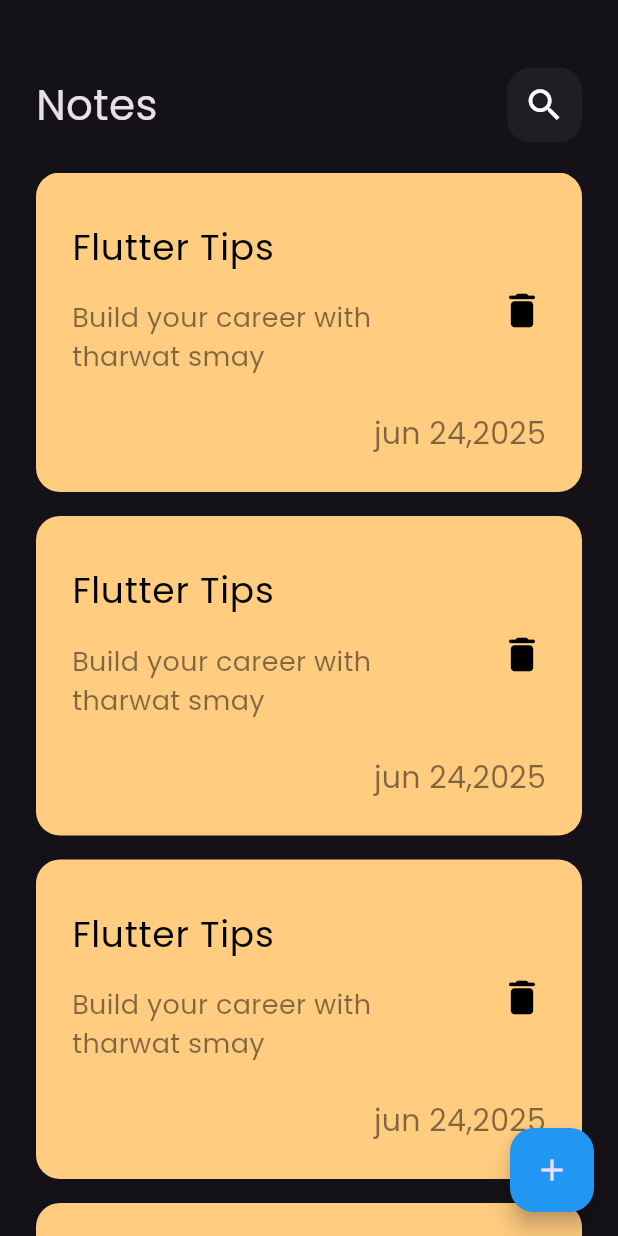
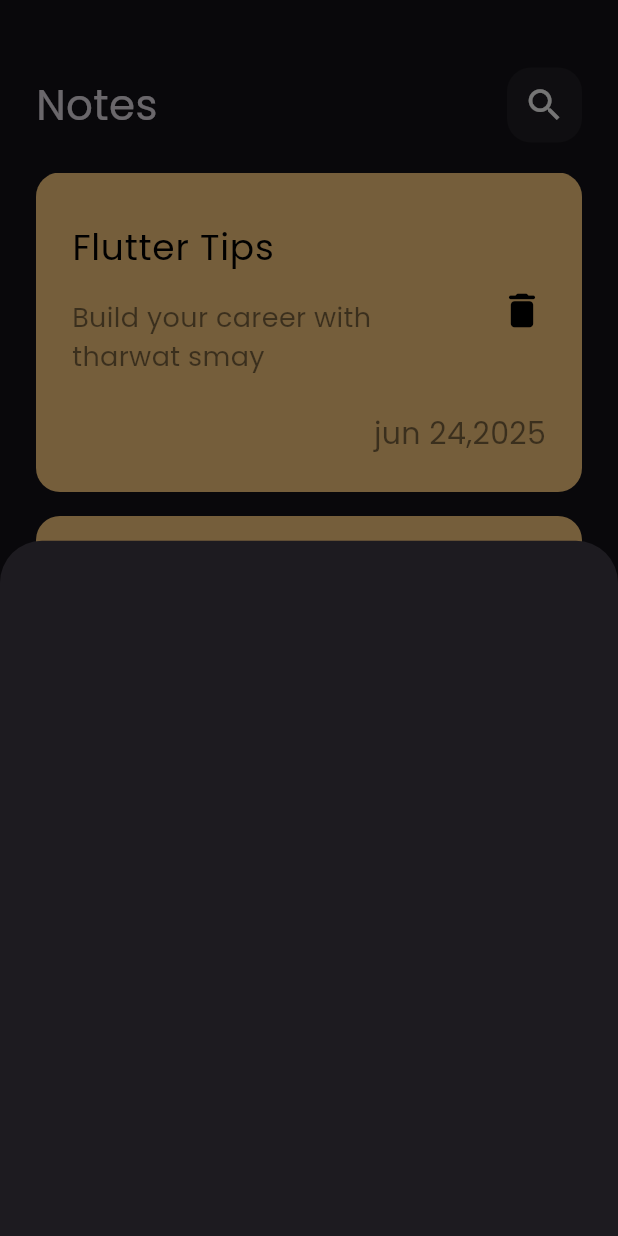
Before and after one commit to a7med287/notes, a Flutter app: the screen it shows after launch, after a tap on the "add" icon, on a phone screen of 412 x 824 dp. Run offline on Flutter 3.47's test engine with Material 3 defaults, Android fonts, the phone set to English and light mode, and no system bars.

Commit message:
add modal bottom sheet

```diff
--- a/lib/views/notes_view.dart
+++ b/lib/views/notes_view.dart
@@ -1,4 +1,5 @@
 import 'package:flutter/material.dart';
+import 'package:notes_app/views/widgets/add_note_bottom_sheet.dart';
 import 'package:notes_app/views/widgets/notes_body.dart';
 
 class NotesView extends StatelessWidget {
@@ -9,7 +10,11 @@ class NotesView extends StatelessWidget {
     return Scaffold(
       body: NotesViewBody(),
       floatingActionButton: FloatingActionButton(
-        onPressed: () {},
+        onPressed: () {
+          showModalBottomSheet(context: context, builder: (context) {
+            return AddNoteBottomSheet();
+          },);
+        },
         backgroundColor: Colors.blue,
         child:  Icon(Icons.add),
       ),
--- /dev/null
+++ b/lib/views/widgets/add_note_bottom_sheet.dart
@@ -0,0 +1,11 @@
+import 'package:flutter/material.dart';
+class AddNoteBottomSheet extends StatelessWidget {
+  const AddNoteBottomSheet({
+    super.key,
+  });
+
+  @override
+  Widget build(BuildContext context) {
+    return Container();
+  }
+}
--- a/lib/views/widgets/custom_list_view_builder.dart
+++ b/lib/views/widgets/custom_list_view_builder.dart
@@ -6,7 +6,8 @@ class CustomListViewBuilder extends StatelessWidget{
 
   @override
   Widget build(BuildContext context) {
-    return ListView.builder(itemBuilder: (context, index) {
+    return ListView.builder(padding : EdgeInsets.zero , itemBuilder: (context, index) {
+
       return Padding(
         padding: const EdgeInsets.only(bottom: 16),
         child: CustomNoteItem(),
```
